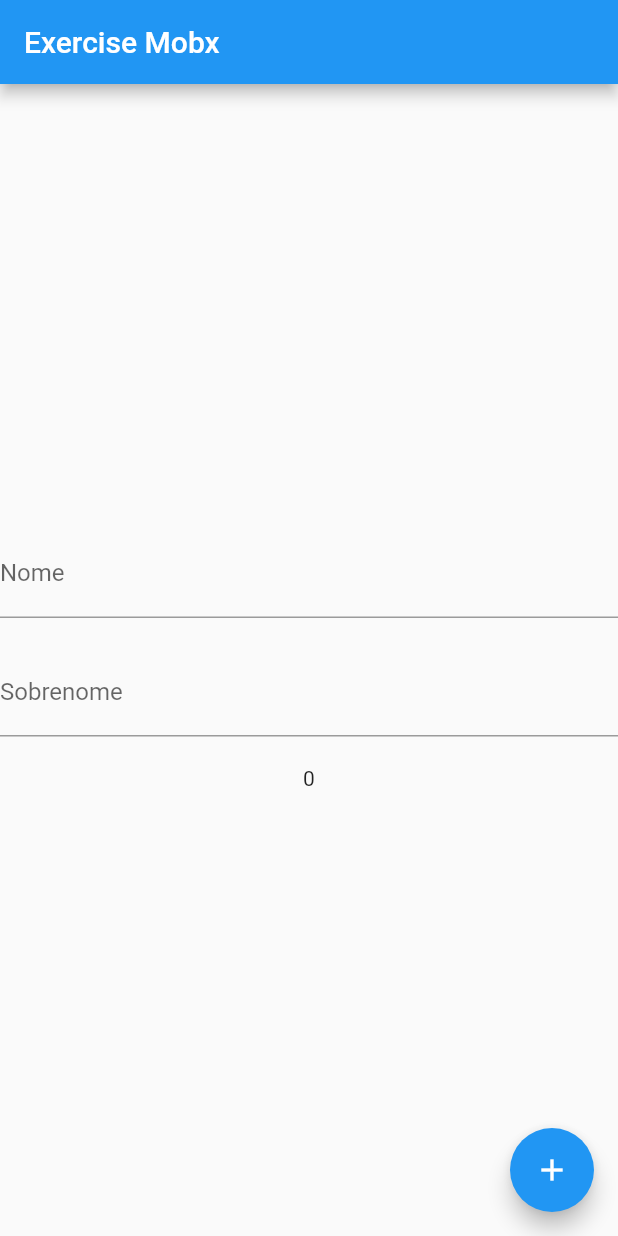
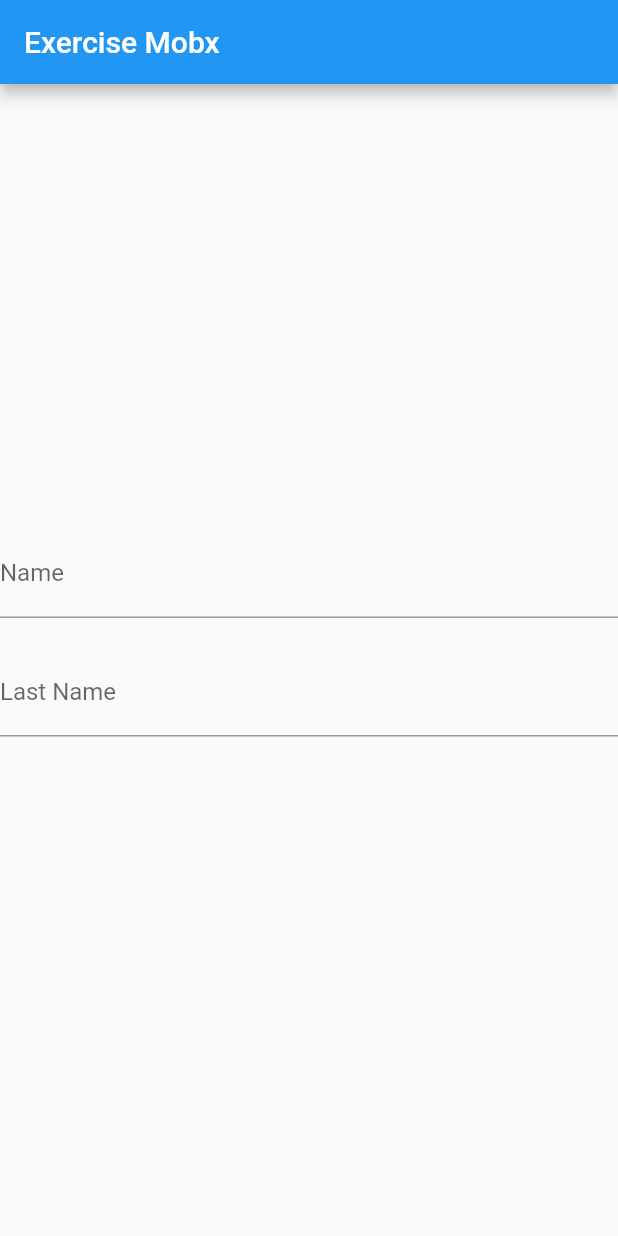
Before and after one commit to w1ll-dev/mobx_exercise, a Flutter app: the screen it shows after launch, on a phone screen of 412 x 824 dp. Run offline on Flutter 3.47's test engine with Material 2 defaults, Android fonts, the phone set to English and light mode, and no system bars; our stand-ins replace flutter_mobx, mobx; generated files the repository leaves out were written again.

Commit message:
controller changed for the new exercise (name and last name)

```diff
--- a/lib/home.dart
+++ b/lib/home.dart
@@ -17,31 +17,31 @@ class MyHomePage extends StatelessWidget {
           crossAxisAlignment: CrossAxisAlignment.center,
           children: <Widget>[
             TextField(
-              decoration: InputDecoration(labelText: 'Nome'),
+              decoration: InputDecoration(labelText: 'Name'),
+              onChanged: (name) {
+                controller.changeName(name);
+              },
             ),
             SizedBox(
               height: 20,
             ),
             TextField(
-              decoration: InputDecoration(labelText: 'Sobrenome'),
+              decoration: InputDecoration(labelText: 'Last Name'),
+              onChanged: (lastName) {
+                controller.changeLastName(lastName);
+              },
             ),
             SizedBox(
               height: 20,
             ),
             Observer(
               builder: (_) {
-                return Text('${controller.counter}');
+                return Text('${controller.name} ${controller.lastName}');
               },
             ),
           ],
         ),
       ),
-      floatingActionButton: FloatingActionButton(
-        onPressed: () {
-          controller.increment();
-        },
-        child: Icon(Icons.add),
-      ),
     );
   }
 }
```
Also changed, not shown: lib/controller.dart (+11 -3 lines), lib/controller.g.dart.
